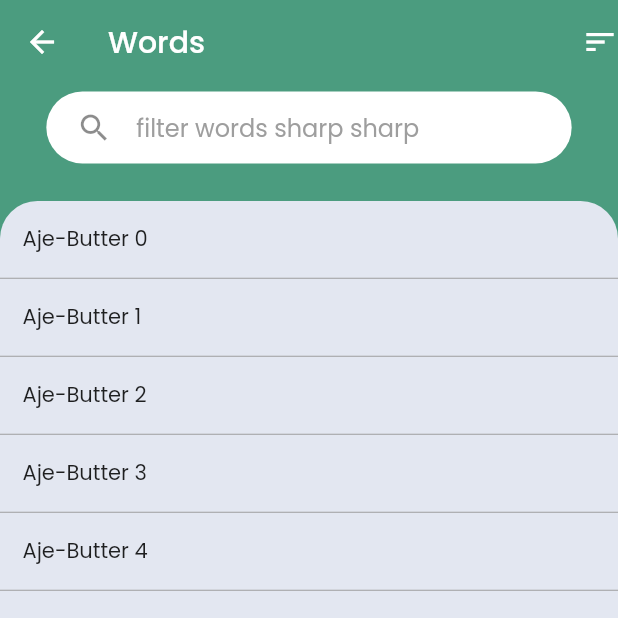
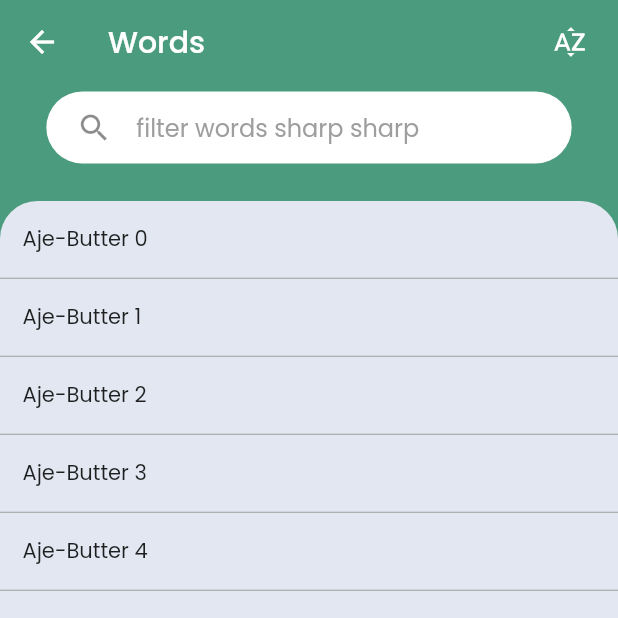
Before and after one commit to ngpidgin/NGPidgin.Mobile, a Flutter app: the WordsScreen screen opened directly, on a phone screen of 412 x 824 dp, the top half of it. Run offline on Flutter 3.47's test engine with Material 2 defaults, Android fonts, the phone set to English and light mode, and no system bars; our stand-ins replace flutter_svg, flutter_tts, share; project files that could hold a hidden picture were left out.

Commit message:
progress commit

```diff
--- a/lib/Screens/Words/word_list.dart
+++ b/lib/Screens/Words/word_list.dart
@@ -2,12 +2,8 @@ import 'package:flutter/material.dart';
 import 'package:ngpidgin/Screens/Words/word_detail.dart';
 
 class WordList extends StatelessWidget {
-  const WordList({
-    Key? key,
-    required this.data,
-  }) : super(key: key);
-
   final List<String> data;
+  const WordList(this.data);
 
   @override
   Widget build(BuildContext context) {
--- a/lib/Screens/Words/words_screen.dart
+++ b/lib/Screens/Words/words_screen.dart
@@ -4,10 +4,6 @@ import 'package:ngpidgin/components/textbox_field.dart';
 import 'package:ngpidgin/constants.dart';
 
 class WordsScreen extends StatefulWidget {
-  static const List<Map<String, String>> data0 = [
-    {'word': 'Hey world'},
-    {'word': 'Area'},
-  ];
   static var dataSource = List<String>.generate(1000, (i) => "Aje-Butter $i");
 
   @override
@@ -15,9 +11,11 @@ class WordsScreen extends StatefulWidget {
 }
 
 class _WordsScreenState extends State<WordsScreen> {
+  var data = WordsScreen.dataSource;
+  bool sortAsc = true;
+
   @override
   Widget build(BuildContext context) {
-    var data = WordsScreen.dataSource;
     final Size size = MediaQuery.of(context).size;
 
     return Scaffold(
@@ -26,7 +24,22 @@ class _WordsScreenState extends State<WordsScreen> {
         backgroundColor: Palette.PrimaryColor,
         title: Text("Words"),
         elevation: 0,
-        actions: [Icon(Icons.sort)],
+        actions: [
+          TextButton(
+              child: Icon(Icons.sort_by_alpha, color: Colors.white),
+              onPressed: () {
+                setState(() {
+                  if (sortAsc) {
+                    data.sort((a, b) => a.compareTo(a));
+                    sortAsc = false;
+                  }
+                  // } else {
+                  //   data = data.reversed.toList();
+                  //   sortAsc = true;
+                  // }
+                });
+              })
+        ],
       ),
       body: Column(
         mainAxisAlignment: MainAxisAlignment.end,
@@ -40,9 +53,9 @@ class _WordsScreenState extends State<WordsScreen> {
                   width: size.width * 0.85,
                   onChange: (text) {
                     setState(() {
-                      data.clear();
                       data = WordsScreen.dataSource
-                          .where((e) => e.contains(text))
+                          .where((e) =>
+                              e.toLowerCase().contains(text.toLowerCase()))
                           .toList();
                     });
                   })),
@@ -53,7 +66,7 @@ class _WordsScreenState extends State<WordsScreen> {
                       borderRadius: BorderRadius.only(
                           topLeft: Radius.circular(25),
                           topRight: Radius.circular(25))),
-                  child: WordList(data: data)))
+                  child: WordList(data)))
         ],
       ),
     );
```
